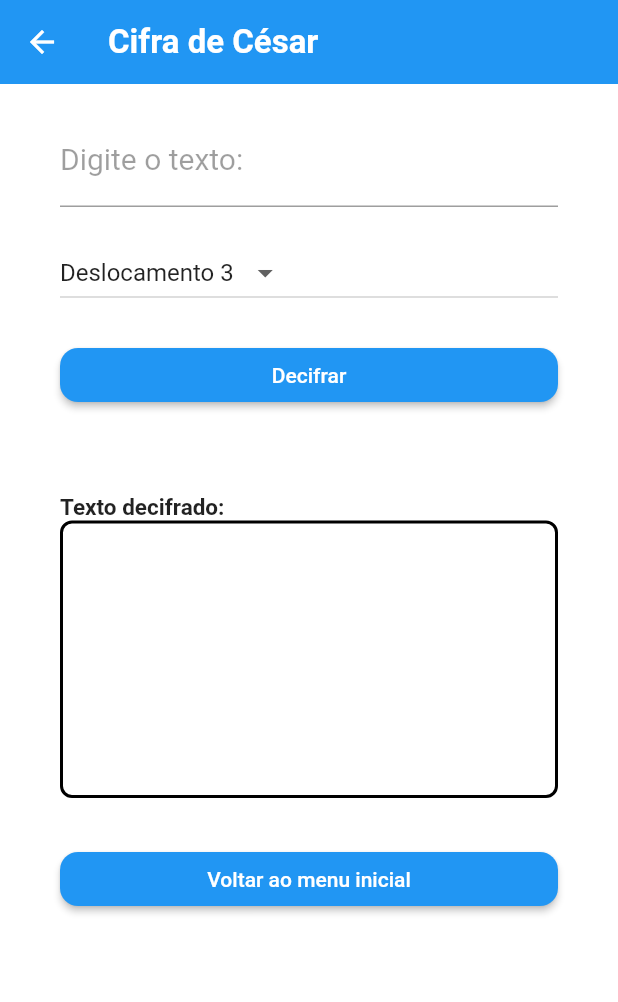
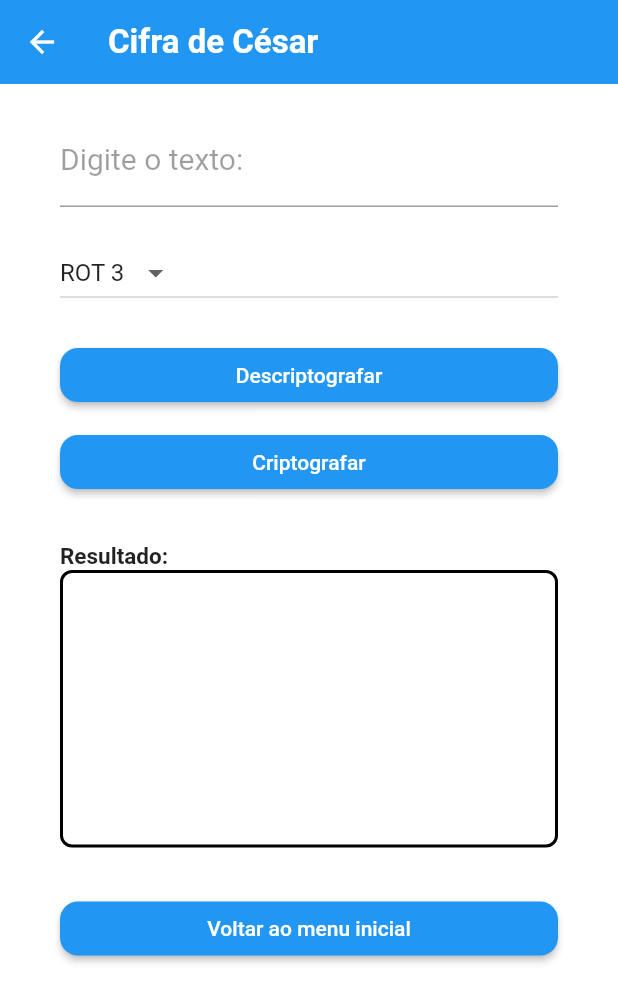
Before and after one commit to PedroLucasFernandes/app-decripta-texto, a Flutter app: the CesarPage screen opened by its route, on a phone screen of 412 x 824 dp. Shown: the top 1002 px of the screen. Run offline on Flutter 3.47's test engine with Material 2 defaults, Android fonts, the phone set to English and light mode, and no system bars.

Commit message:
feat: add Encrypt button

```diff
--- a/lib/pages/cifradecesar.dart
+++ b/lib/pages/cifradecesar.dart
@@ -76,7 +76,7 @@ class _CesarPageState extends State<CesarPage> {
               items: List.generate(26, (index) {
                 return DropdownMenuItem<int>(
                   value: index + 1,
-                  child: Text("Deslocamento ${index + 1}"),
+                  child: Text("ROT ${index + 1}"),
                 );
               }),
               onChanged: (value) {
@@ -102,11 +102,30 @@ class _CesarPageState extends State<CesarPage> {
                   _textoDecifrado = textoDecifrado;
                 });
               },
-              child: Text("Decifrar"),
+              child: Text("Descriptografar"),
             ),
-            SizedBox(height: 55,),
+            SizedBox(height: 10,),
+            ElevatedButton(
+              style: ButtonStyle(
+                backgroundColor: MaterialStatePropertyAll(Colors.blue),
+                shape: MaterialStatePropertyAll(
+                  RoundedRectangleBorder(
+                    borderRadius: BorderRadius.circular(12),
+                  ),
+                ),
+              ),
+              onPressed: () {
+                final textoCriptografado = _textEditingController.text;
+                final textoDecifrado = decifrarCesar(textoCriptografado, - _selectedDeslocamento);
+                setState(() {
+                  _textoDecifrado = textoDecifrado;
+                });
+              },
+              child: Text("Criptografar"),
+            ),
+            SizedBox(height: 30,),
             Text(
-              "Texto decifrado:",
+              "Resultado:",
               style: TextStyle(
                 fontSize: 15,
                 fontWeight: FontWeight.bold,
```
